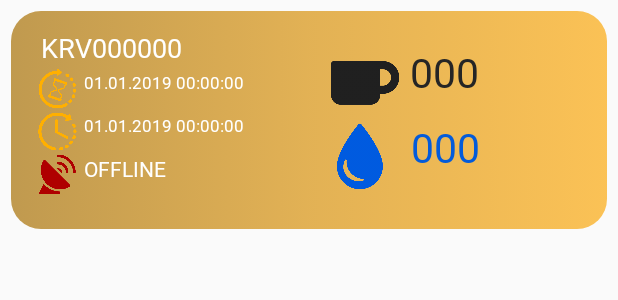
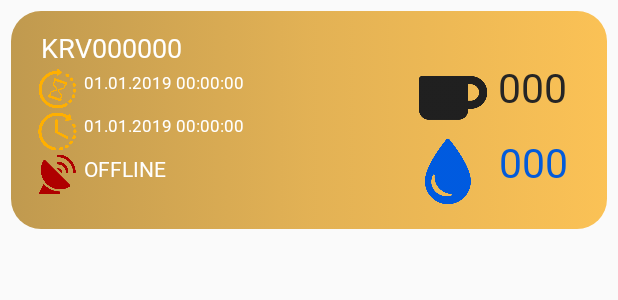
Before and after one commit to Isopodus/CCSControl, an Android app: the layout counter_tile.xml on its own in the app's theme, with its tools: preview values and no code run, on a phone screen of 412 x 824 dp. Shown: the top 300 px of the screen. Run offline under Robolectric (Android 15) with nearby library versions, the phone set to English and light mode, and no system bars.

Commit message:
-Optimized layout for tablets -Added state menu spinner minHeigth

```diff
--- a/app/src/main/res/layout/counter_tile.xml
+++ b/app/src/main/res/layout/counter_tile.xml
@@ -10,11 +10,11 @@
             android:layout_width="match_parent"
             android:layout_height="match_parent"
             android:background="@drawable/counter_tile_selector"
-            android:layout_margin="7dp">
+            android:layout_margin="7dp" android:gravity="left|center_vertical">
         <LinearLayout
                 android:orientation="vertical"
-                android:layout_width="200dp"
-                android:layout_height="match_parent">
+                android:layout_width="wrap_content"
+                android:layout_height="match_parent" android:layout_weight="1">
             <TextView
                     android:text="KRV000000"
                     android:layout_width="wrap_content"
@@ -72,9 +72,10 @@
         </LinearLayout>
         <LinearLayout
                 android:orientation="vertical"
-                android:layout_width="match_parent"
-                android:layout_height="match_parent" android:layout_marginTop="22dp"
-                android:layout_marginStart="10dp">
+                android:layout_width="wrap_content"
+                android:layout_height="match_parent"
+                android:gravity="center_vertical|center_horizontal" android:layout_weight="0.1"
+                android:layout_marginTop="10dp" android:layout_marginRight="20dp">
             <LinearLayout
                     android:orientation="horizontal"
                     android:layout_width="wrap_content"
--- a/app/src/main/res/values/styles.xml
+++ b/app/src/main/res/values/styles.xml
@@ -25,5 +25,6 @@
     <!-- Spinner Popup list -->
     <style name="AppTheme.PopupOverlay" parent="ThemeOverlay.AppCompat.Light">
         <item name="android:padding">8dp</item>
+        <item name="android:minHeight">75dp</item>
     </style>
 </resources>
```
Also changed, not shown: app/src/main/res/layout/fragment_state.xml (+6 -4 lines), 469 other files.
